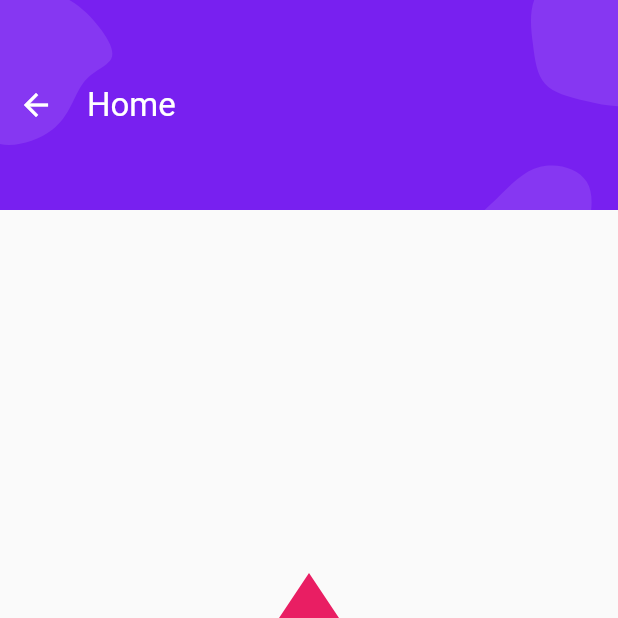
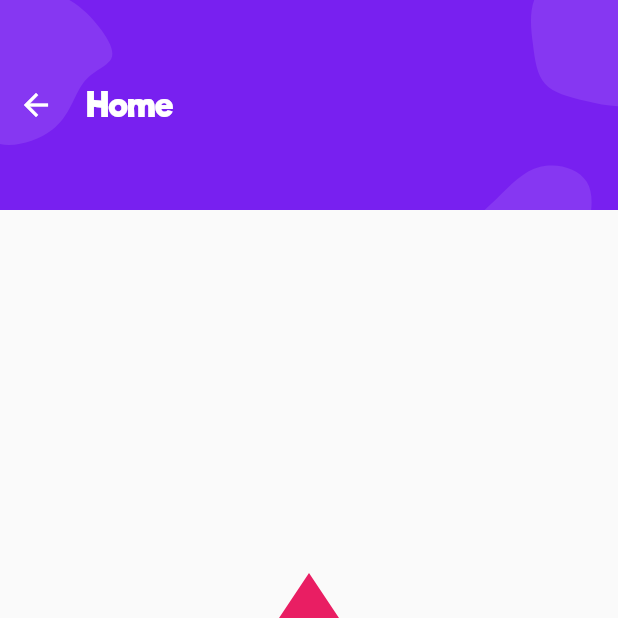
Before and after one commit to darieloper/tiles_puzzle_app, a Flutter app: the HomePage screen opened directly, on a phone screen of 412 x 824 dp, the top half of it. Run offline on Flutter 3.47's test engine with Material 2 defaults, Android fonts, the phone set to English and light mode, and no system bars; our stand-ins replace flutter_conditional_rendering, flutter_dotenv, flutter_staggered_animations, flutter_svg, get, logger; missing offline and left inert: blurhash_dart; network calls fail.

Commit message:
add fonts

```diff
--- a/lib/presentation/gallery/gallery_controller.dart
+++ b/lib/presentation/gallery/gallery_controller.dart
@@ -39,8 +39,6 @@ class GalleryController extends BaseController {
   }
 
   void seePreview(UnsplashPicture picture) {
-    print(picture.altDescription);
-    print(picture.description);
     Get.to(() => PreviewPage(
           id: picture.id,
           title: picture.description ?? picture.altDescription,
--- a/lib/presentation/widgets/app_bar.dart
+++ b/lib/presentation/widgets/app_bar.dart
@@ -128,23 +128,45 @@ class _CustomAppBarState extends State<CustomAppBar>
                   SizedBox(
                     width: 10,
                   ),
-                  Column(
+                  Padding(
+                    padding: EdgeInsets.only(
+                      top: (widget.subTitle?.length ?? 0) > 50 ? 20 : 0,
+                      right: 40,
+                    ),
+                    child: Column(
+                      crossAxisAlignment: CrossAxisAlignment.start,
                       mainAxisAlignment: MainAxisAlignment.center,
                       children: [
                         Text(
                           widget.title,
-                        style: TextStyle(color: Colors.white, fontSize: 22),
+                          style: TextStyle(
+                            fontFamily: 'Riffic',
+                            color: Colors.white,
+                            fontSize: 22,
+                            fontWeight: FontWeight.w500,
+                          ),
                         ),
                         SizedBox(height: widget.subTitle != null ? 10 : 0),
                         Visibility(
                           visible: widget.subTitle != null,
+                          child: Container(
+                            width: Get.width - 100,
                             child: Text(
-                          widget.title,
-                          style: TextStyle(color: Colors.white, fontSize: 17),
+                              widget.subTitle ?? '',
+                              overflow: TextOverflow.ellipsis,
+                              maxLines: 2,
+                              style: TextStyle(
+                                fontFamily: 'KGPartofMe',
+                                color: Colors.white,
+                                fontSize: 17,
+                                fontWeight: FontWeight.bold,
+                              ),
+                            ),
                           ),
                         ),
                       ],
-                  )
+                    ),
+                  ),
                 ],
               ),
             ),
```
Also changed, not shown: lib/presentation/preview/preview_view.dart (+5 -3 lines), pubspec.yaml (+9 -0 lines), assets/fonts/KGPartofMe.ttf (added), assets/fonts/riffic.bold.ttf (added). Lines whose indentation alone changed are shown as unchanged.
